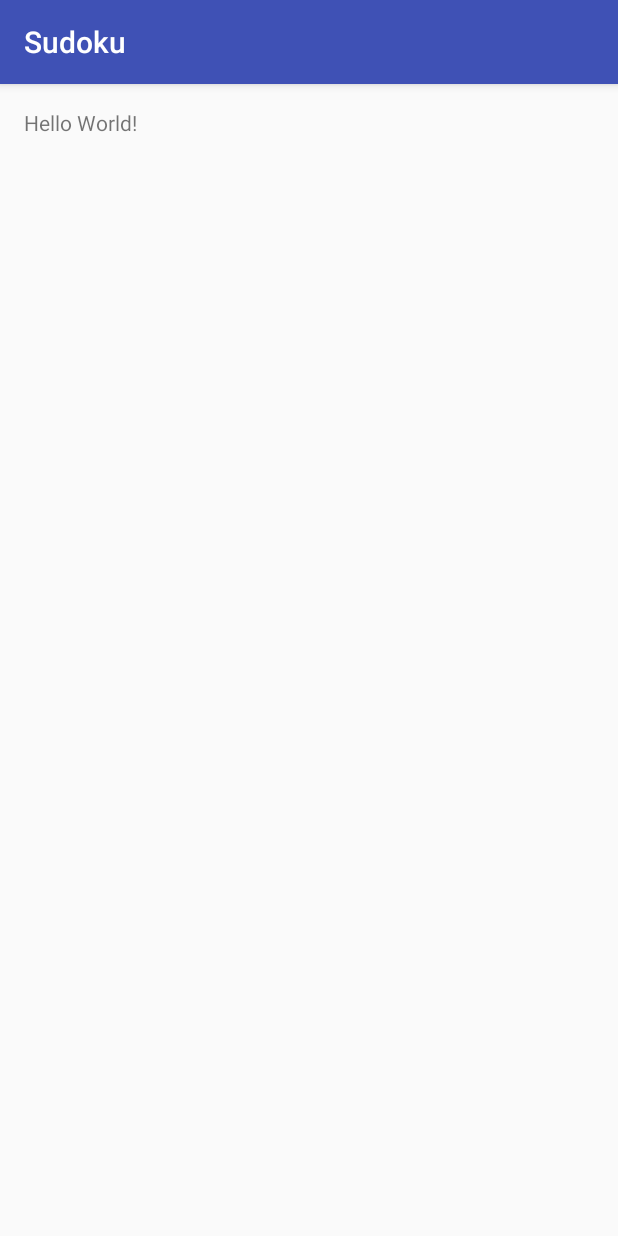
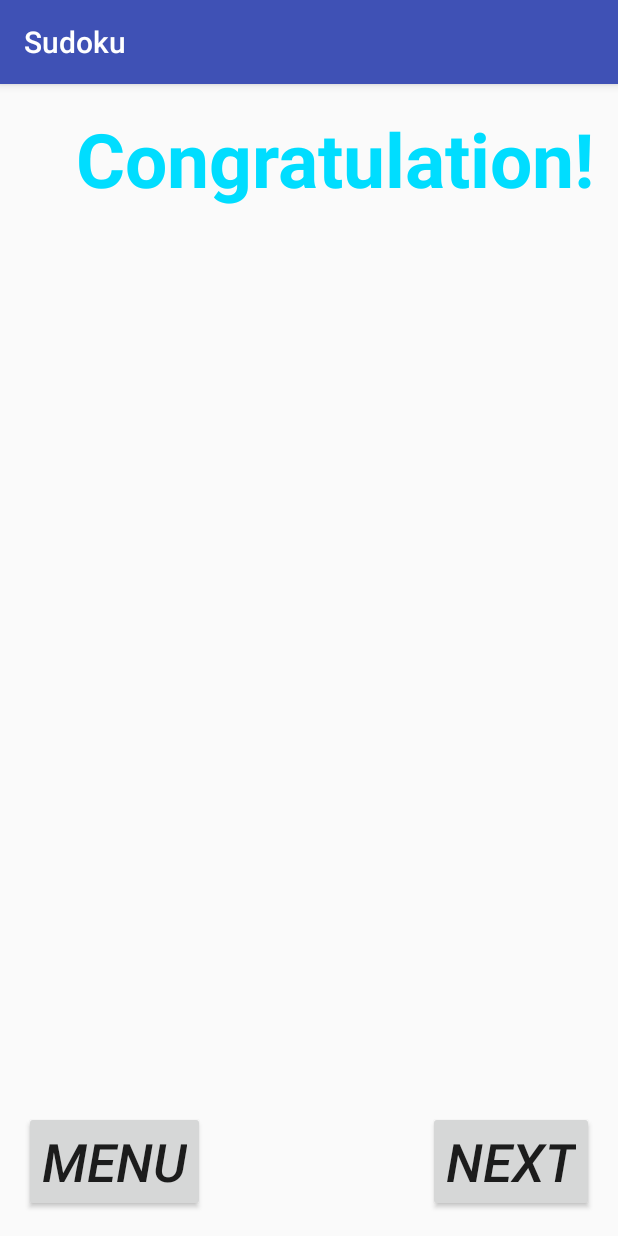
Before and after one commit to xdubzxxreaperx/sudoku, an Android app: the screen it shows after launch (MainActivity), on a phone screen of 412 x 824 dp. Run offline under Robolectric (Android 15) with nearby library versions, the phone set to English and light mode, and no system bars.

Commit message:
congratulations

```diff
--- a/Sudoku/app/src/main/res/layout/activity_main.xml
+++ b/Sudoku/app/src/main/res/layout/activity_main.xml
@@ -12,5 +12,41 @@
     <TextView
         android:layout_width="wrap_content"
         android:layout_height="wrap_content"
-        android:text="Hello World!" />
+        android:textAppearance="?android:attr/textAppearanceMedium"
+        android:text="Congratulation!"
+        android:id="@+id/textView"
+        android:layout_alignParentTop="true"
+        android:textSize="50dp"
+        android:textIsSelectable="false"
+        android:textStyle="normal|bold"
+        android:textColor="@android:color/holo_blue_bright"
+        android:layout_alignParentEnd="true" />
+
+    <Button
+        android:layout_width="wrap_content"
+        android:layout_height="wrap_content"
+        android:text="MENU"
+        android:id="@+id/button"
+        android:layout_alignParentBottom="true"
+        android:layout_alignParentStart="true"
+        android:textStyle="italic"
+        android:textSize="35dp" />
+
+    <Button
+        android:layout_width="wrap_content"
+        android:layout_height="wrap_content"
+        android:text="NEXT"
+        android:textStyle="italic"
+        android:textSize="35dp"
+        android:layout_alignTop="@+id/button"
+        android:layout_alignEnd="@+id/textView"
+        android:layout_alignParentBottom="true"
+        android:id="@+id/button2" />
+
+    <ImageView
+        android:layout_width="wrap_content"
+        android:layout_height="wrap_content"
+        android:id="@+id/imageView"
+        android:layout_toEndOf="@+id/button" />
+
 </RelativeLayout>
```
